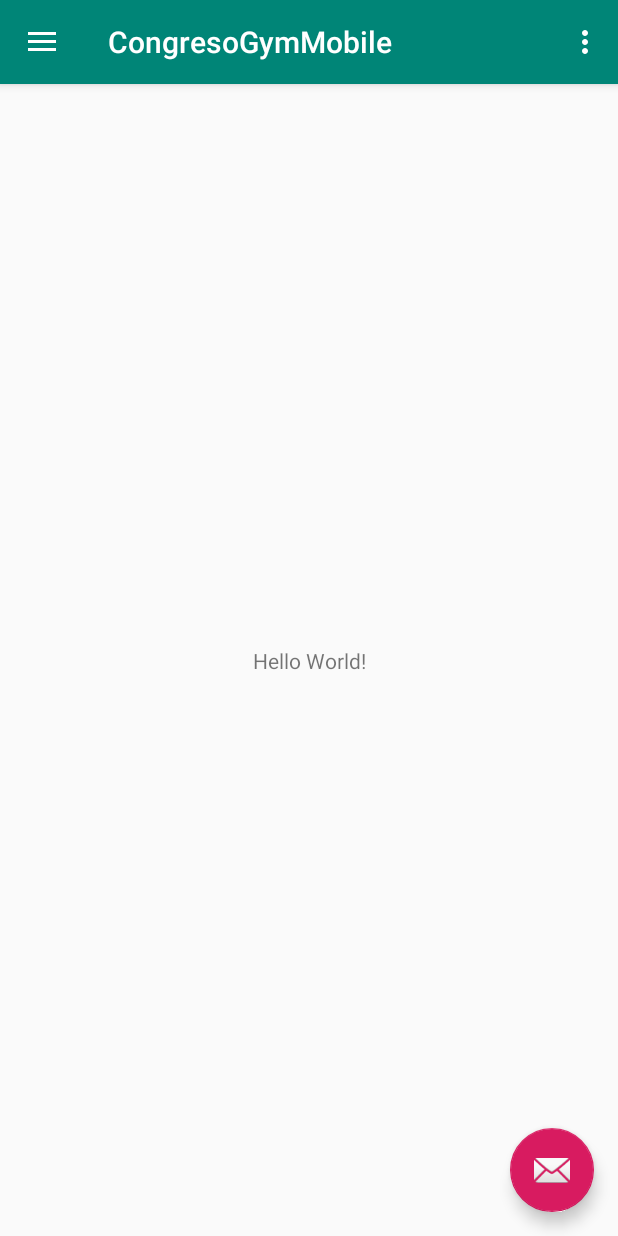
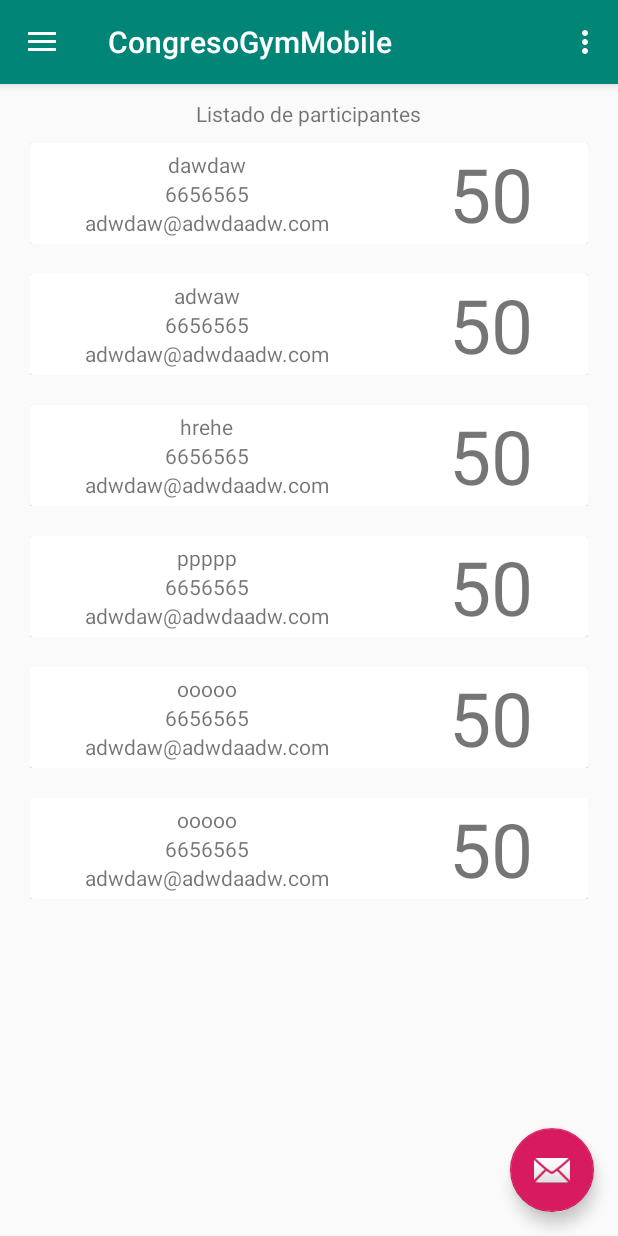
Before and after one commit to MrManoloDG/CongresoGym, an Android app: the screen it shows after launch (MainActivity), on a phone screen of 412 x 824 dp. Run offline under Robolectric (Android 15) with nearby library versions, the phone set to English and light mode, and no system bars.

Commit message:
RecyclerView

```diff
--- a/App_android/app/build.gradle
+++ b/App_android/app/build.gradle
@@ -23,6 +23,8 @@ dependencies {
     implementation 'com.android.support:appcompat-v7:27.1.1'
     implementation 'com.android.support:design:27.1.1'
     implementation 'com.android.support.constraint:constraint-layout:1.1.3'
+    implementation 'com.android.support:recyclerview-v7:27.0.0'
+    implementation 'com.android.support:cardview-v7:27.0.0'
     testImplementation 'junit:junit:4.12'
     androidTestImplementation 'com.android.support.test:runner:1.0.2'
     androidTestImplementation 'com.android.support.test.espresso:espresso-core:3.0.2'
--- a/App_android/app/src/main/java/com/example/manue/congresogymmobile/MainActivity.java
+++ b/App_android/app/src/main/java/com/example/manue/congresogymmobile/MainActivity.java
@@ -3,6 +3,8 @@ package com.example.manue.congresogymmobile;
 import android.os.Bundle;
 import android.support.design.widget.FloatingActionButton;
 import android.support.design.widget.Snackbar;
+import android.support.v7.widget.LinearLayoutManager;
+import android.support.v7.widget.RecyclerView;
 import android.view.View;
 import android.support.design.widget.NavigationView;
 import android.support.v4.view.GravityCompat;
@@ -13,8 +15,15 @@ import android.support.v7.widget.Toolbar;
 import android.view.Menu;
 import android.view.MenuItem;
 
+import java.util.ArrayList;
+import java.util.Date;
+
 public class MainActivity extends AppCompatActivity
         implements NavigationView.OnNavigationItemSelectedListener {
+
+    private RecyclerView mRecyclerView;
+    private RecyclerView.Adapter mAdapter;
+    private RecyclerView.LayoutManager mLayoutManager;
 
     @Override
     protected void onCreate(Bundle savedInstanceState) {
@@ -40,6 +49,28 @@ public class MainActivity extends AppCompatActivity
 
         NavigationView navigationView = (NavigationView) findViewById(R.id.nav_view);
         navigationView.setNavigationItemSelectedListener(this);
+
+        // Referenciamos al RecyclerView
+        mRecyclerView = (RecyclerView) findViewById(R.id.my_recycler_view);
+        // Mejoramos rendimiento con esta configuración
+        mRecyclerView.setHasFixedSize(true);
+        // Creamos un LinearLayoutManager para gestionar el item.xml creado antes
+        mLayoutManager = new LinearLayoutManager(this);
+        // Lo asociamos al RecyclerView
+        mRecyclerView.setLayoutManager(mLayoutManager);
+        // Creamos un ArrayList de Users
+        ArrayList<User> users = new ArrayList<User>();
+        // Creamos un UserAdapter pasándole todos nuestro Pokemons
+        mAdapter = new UserAdapter(users);
+        // Asociamos el adaptador al RecyclerView
+        mRecyclerView.setAdapter(mAdapter);
+
+        users.add(new User("123", "dawdaw", 50, null, null,6656565 ,"adwdaw@adwdaadw.com", "adwawadw"));
+        users.add(new User("123", "adwaw", 50, new Date("20/10/2018"), new Date("21/10/2018"),6656565 ,"adwdaw@adwdaadw.com", "adwawadw"));
+        users.add(new User("123", "hrehe", 50, new Date("20/10/2018"), new Date("21/10/2018"),6656565 ,"adwdaw@adwdaadw.com", "adwawadw"));
+        users.add(new User("123", "ppppp", 50, new Date("20/10/2018"), new Date("21/10/2018"),6656565 ,"adwdaw@adwdaadw.com", "adwawadw"));
+        users.add(new User("123", "ooooo", 50, new Date("20/10/2018"), new Date("21/10/2018"),6656565 ,"adwdaw@adwdaadw.com", "adwawadw"));
+        users.add(new User("123", "ooooo", 50, new Date("20/10/2018"), new Date("21/10/2018"),6656565 ,"adwdaw@adwdaadw.com", "adwawadw"));
     }
 
     @Override
--- /dev/null
+++ b/App_android/app/src/main/java/com/example/manue/congresogymmobile/User.java
@@ -0,0 +1,89 @@
+package com.example.manue.congresogymmobile;
+
+import java.util.Date;
+
+public class User {
+    private String id;
+    private String name;
+    private int    plan;
+    private Date   date_start;
+    private Date   date_end;
+    private int    tel;
+    private String email;
+    private String comment;
+
+    public User(String id, String name, int plan, Date date_start, Date date_end, int tel, String email, String comment) {
+        this.id = id;
+        this.name = name;
+        this.plan = plan;
+        this.date_start = date_start;
+        this.date_end = date_end;
+        this.tel = tel;
+        this.email = email;
+        this.comment = comment;
+    }
+
+    public String getId() {
+        return id;
+    }
+
+    public void setId(String id) {
+        this.id = id;
+    }
+
+    public String getName() {
+        return name;
+    }
+
+    public void setName(String name) {
+        this.name = name;
+    }
+
+    public int getPlan() {
+        return plan;
+    }
+
+    public void setPlan(int plan) {
+        this.plan = plan;
+    }
+
+    public Date getDate_start() {
+        return date_start;
+    }
+
+    public void setDate_start(Date date_start) {
+        this.date_start = date_start;
+    }
+
+    public Date getDate_end() {
+        return date_end;
+    }
+
+    public void setDate_end(Date date_end) {
+        this.date_end = date_end;
+    }
+
+    public int getTel() {
+        return tel;
+    }
+
+    public void setTel(int tel) {
+        this.tel = tel;
+    }
+
+    public String getEmail() {
+        return email;
+    }
+
+    public void setEmail(String email) {
+        this.email = email;
+    }
+
+    public String getComment() {
+        return comment;
+    }
+
+    public void setComment(String comment) {
+        this.comment = comment;
+    }
+}
--- /dev/null
+++ b/App_android/app/src/main/java/com/example/manue/congresogymmobile/UserAdapter.java
@@ -0,0 +1,74 @@
+package com.example.manue.congresogymmobile;
+
+import android.content.Context;
+import android.support.annotation.NonNull;
+import android.support.v7.widget.CardView;
+import android.support.v7.widget.RecyclerView;
+import android.view.LayoutInflater;
+import android.view.View;
+import android.view.ViewGroup;
+import android.widget.TextView;
+import android.widget.Toast;
+
+import java.util.ArrayList;
+
+public class UserAdapter extends RecyclerView.Adapter<UserAdapter.MyViewHolder> {
+
+    private ArrayList<User> users;
+    private Context context;
+
+
+
+    public static class MyViewHolder extends RecyclerView.ViewHolder {
+
+        TextView name;
+        TextView tel;
+        TextView email;
+        TextView plan;
+        CardView card;
+
+        public MyViewHolder(View v) {
+            super(v);
+            tel = (TextView) v.findViewById(R.id.tel);
+            name = (TextView) v.findViewById(R.id.name);
+            email = (TextView) v.findViewById(R.id.email);
+            plan = (TextView) v.findViewById(R.id.plan);
+            card = (CardView) v.findViewById(R.id.cv);
+        }
+    }
+
+    public UserAdapter(ArrayList<User> myDataset) {
+        users = myDataset;
+    }
+
+    @NonNull
+    @Override
+    public MyViewHolder onCreateViewHolder(@NonNull ViewGroup parent, int viewType) {
+        View v = LayoutInflater.from(parent.getContext()).inflate(R.layout.item, parent, false);
+        MyViewHolder vh = new MyViewHolder(v);
+        context = parent.getContext();
+        return vh;
+    }
+
+    @Override
+    public void onBindViewHolder(@NonNull MyViewHolder holder, final int position) {
+        holder.tel.setText(String.valueOf(users.get(position).getTel()));
+        holder.name.setText(users.get(position).getName());
+        holder.email.setText(users.get(position).getEmail());
+        holder.plan.setText(String.valueOf(users.get(position).getPlan()));
+        holder.card.setOnClickListener(new View.OnClickListener() {
+            @Override
+            public void onClick(View v) {
+                CharSequence text = "You've clicked on " + users.get(position).getName();
+                int duration = Toast.LENGTH_LONG;
+                Toast toast = Toast.makeText(context, text, duration);
+                toast.show();
+            }
+        });
+    }
+
+    @Override
+    public int getItemCount() {
+        return users.size();
+    }
+}
--- a/App_android/app/src/main/res/layout/content_main.xml
+++ b/App_android/app/src/main/res/layout/content_main.xml
@@ -1,20 +1,25 @@
 <?xml version="1.0" encoding="utf-8"?>
-<android.support.constraint.ConstraintLayout xmlns:android="http://schemas.android.com/apk/res/android"
+<LinearLayout xmlns:android="http://schemas.android.com/apk/res/android"
     xmlns:app="http://schemas.android.com/apk/res-auto"
     xmlns:tools="http://schemas.android.com/tools"
     android:layout_width="match_parent"
     android:layout_height="match_parent"
+    android:orientation="vertical"
     app:layout_behavior="@string/appbar_scrolling_view_behavior"
     tools:context=".MainActivity"
-    tools:showIn="@layout/app_bar_main">
+    tools:showIn="@layout/app_bar_main"
+    android:gravity="center_horizontal"
+    android:padding="10dp">
 
     <TextView
         android:layout_width="wrap_content"
         android:layout_height="wrap_content"
-        android:text="Hello World!"
-        app:layout_constraintBottom_toBottomOf="parent"
-        app:layout_constraintLeft_toLeftOf="parent"
-        app:layout_constraintRight_toRightOf="parent"
-        app:layout_constraintTop_toTopOf="parent" />
+        android:text="@string/listado_de_participantes"/>
 
-</android.support.constraint.ConstraintLayout>
+    <android.support.v7.widget.RecyclerView
+        android:id="@+id/my_recycler_view"
+        android:layout_width="match_parent"
+        android:layout_height="match_parent"
+        android:scrollbars="vertical" />
+
+</LinearLayout>
--- /dev/null
+++ b/App_android/app/src/main/res/layout/item.xml
@@ -0,0 +1,58 @@
+<?xml version="1.0" encoding="utf-8"?>
+<LinearLayout xmlns:android="http://schemas.android.com/apk/res/android"
+    android:layout_width="match_parent"
+    android:layout_height="wrap_content"
+    android:orientation="horizontal"
+    android:padding="10dp">
+
+    <android.support.v7.widget.CardView
+        android:id="@+id/cv"
+        android:layout_width="match_parent"
+        android:layout_height="wrap_content">
+
+        <LinearLayout xmlns:android="http://schemas.android.com/apk/res/android"
+            android:layout_width="match_parent"
+            android:layout_height="wrap_content"
+            android:orientation="horizontal"
+            android:gravity="center">
+
+            <LinearLayout
+                android:layout_width="wrap_content"
+                android:layout_height="match_parent"
+                android:orientation="vertical"
+                android:gravity="center"
+                android:layout_marginRight="80dp">
+
+                <TextView
+                    android:layout_width="wrap_content"
+                    android:layout_height="wrap_content"
+                    android:id="@+id/name"
+                    android:text="Cabesa"/>
+                <TextView
+                    android:layout_width="wrap_content"
+                    android:layout_height="wrap_content"
+                    android:id="@+id/tel"
+                    android:text="Cabesa"/>
+                <TextView
+                    android:layout_width="wrap_content"
+                    android:layout_height="wrap_content"
+                    android:id="@+id/email"
+                    android:text="Cabesa"/>
+            </LinearLayout>
+
+            <LinearLayout
+                android:layout_width="wrap_content"
+                android:layout_height="match_parent"
+                android:orientation="vertical"
+                android:gravity="center">
+
+                <TextView
+                    android:layout_width="wrap_content"
+                    android:layout_height="wrap_content"
+                    android:id="@+id/plan"
+                    android:text="Cabesa"
+                    android:textSize="50dp"/>
+            </LinearLayout>
+        </LinearLayout>
+    </android.support.v7.widget.CardView>
+</LinearLayout>
--- a/App_android/app/src/main/res/values/strings.xml
+++ b/App_android/app/src/main/res/values/strings.xml
@@ -6,4 +6,5 @@
     <string name="nav_header_subtitle">android.studio@android.com</string>
     <string name="nav_header_desc">Navigation header</string>
     <string name="action_settings">Settings</string>
+    <string name="listado_de_participantes">Listado de participantes</string>
 </resources>
```
